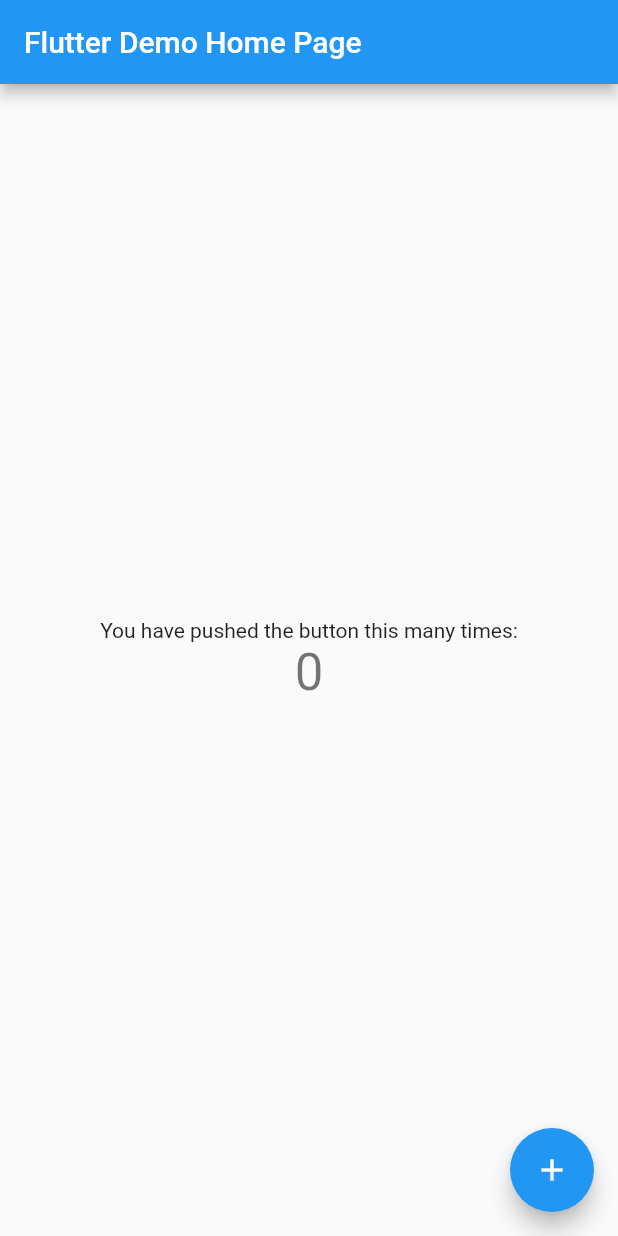
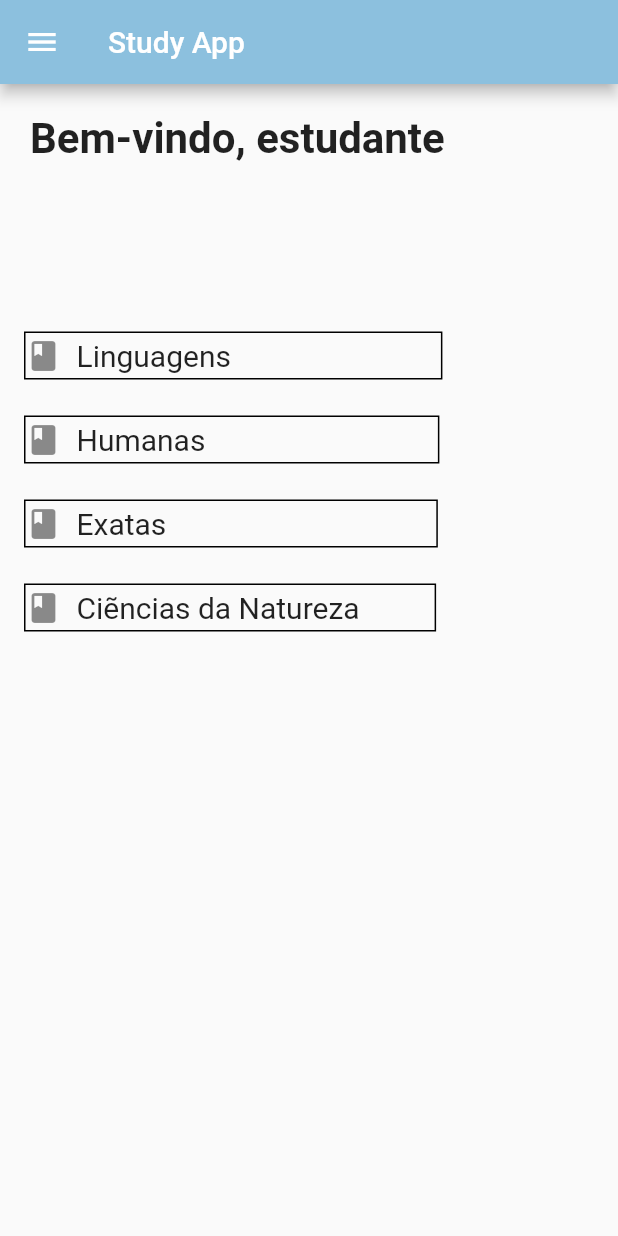
Before and after one commit to Maahrcy/study_app, a Flutter app: the screen it shows after launch, on a phone screen of 412 x 824 dp. Run offline on Flutter 3.47's test engine with Material 2 defaults, Android fonts, the light colour scheme and no system bars; missing offline and left inert: dart:html.

Commit message:
Barra lateral semi-completa, itens iniciais feitos, porém incompletos, ainda está faltando a barra de navegação, a separação dos ícones e itens e a funcionalidade de pesquisa.

```diff
--- /dev/null
+++ b/lib/home.dart
@@ -0,0 +1,211 @@
+import 'dart:html';
+
+import 'package:flutter/material.dart';
+
+class Home extends StatefulWidget {
+  const Home({Key? key}) : super(key: key);
+
+  @override
+  State<Home> createState() => _HomeState();
+}
+
+class _HomeState extends State<Home> {
+  @override
+  Widget build(BuildContext context) {
+    return Scaffold(
+      appBar: AppBar(
+        title: Text('Study App'),
+        backgroundColor: Color(0xFF8CC0DE),
+      ),
+      drawer: Drawer(
+        child: ListView(
+          children: <Widget>[
+            SizedBox(height: 50,),
+            ListTile(
+                title: Center(
+                  child: CircleAvatar(
+                    backgroundImage: NetworkImage('https://flyclipart.com/profile-icon-png-black-profile-icon-png-196391'),
+                  ),
+                ),
+            ),
+            ListTile(
+                title: Center(
+                  child: Text('Fulano de Tal'),
+                ),
+              onTap: (){
+                  Navigator.pop(context);
+              },
+            ),
+            SizedBox(height: 100,),
+            ListTile(
+              title: Center(
+                child: Text('Home'),
+              ),
+              onTap: (){
+                Navigator.pop(context);
+              },
+            ),
+            ListTile(
+              title: Center(
+                child: Text('Material'),
+              ),
+              onTap: (){
+                Navigator.pop(context);
+              },
+            ),
+            ListTile(
+              title: Center(
+                child:Text('Profile'),
+              ),
+              onTap: (){
+                Navigator.pop(context);
+              },
+            ),
+          ],
+        ),
+      ),
+      body: buildBody(),
+
+    );
+  }
+
+  buildBody() {
+    return Container(
+      child: ListView(
+        children: [
+          Column(
+            crossAxisAlignment: CrossAxisAlignment.start,
+            children: [
+              SizedBox(height: 20,),
+              Padding(
+                padding: EdgeInsets.only(left: 20),
+                child: Text('Bem-vindo, estudante', style: TextStyle(
+                  fontSize: 28,
+                  fontWeight: FontWeight.bold,
+                ),),
+              ),
+              SizedBox(height: 100,),
+              ListTile(
+                title: Row(
+                  children: [
+                    Container(
+                      decoration: const BoxDecoration(
+                        border: Border(
+                          top: BorderSide(width: 1.0, color: Colors.black),
+                          left: BorderSide(width: 1.0, color: Colors.black),
+                          right: BorderSide(width: 1.0, color: Colors.black),
+                          bottom: BorderSide(width: 1.0, color: Colors.black),
+                        ),
+                      ),
+                      child: Padding(
+                        padding: EdgeInsets.only(top: 3, bottom: 3,),
+                        child: Row(
+                          children: [
+                            Icon(Icons.book),
+                            SizedBox(width: 10,),
+                            Text('Linguagens', style: TextStyle(
+                              fontSize: 20,
+                            ),),
+                            SizedBox(width: 140,),
+                          ],
+                        ),
+                      ),
+                    ),
+                  ],
+                ),
+              ),
+              ListTile(
+                title: Row(
+                  children: [
+                    Container(
+                      decoration: const BoxDecoration(
+                        border: Border(
+                          top: BorderSide(width: 1.0, color: Colors.black),
+                          left: BorderSide(width: 1.0, color: Colors.black),
+                          right: BorderSide(width: 1.0, color: Colors.black),
+                          bottom: BorderSide(width: 1.0, color: Colors.black),
+                        ),
+                      ),
+                      child: Padding(
+                        padding: EdgeInsets.only(top: 3, bottom: 3,),
+                        child: Row(
+                          children: [
+                            Icon(Icons.book),
+                            SizedBox(width: 10,),
+                            Text('Humanas', style: TextStyle(
+                              fontSize: 20,
+                            ),),
+                            SizedBox(width: 155,),
+                          ],
+                        ),
+                      ),
+                    ),
+                  ],
+                ),
+              ),
+              ListTile(
+                title: Row(
+                  children: [
+                    Container(
+                      decoration: const BoxDecoration(
+                        border: Border(
+                          top: BorderSide(width: 1.0, color: Colors.black),
+                          left: BorderSide(width: 1.0, color: Colors.black),
+                          right: BorderSide(width: 1.0, color: Colors.black),
+                          bottom: BorderSide(width: 1.0, color: Colors.black),
+                        ),
+                      ),
+                      child: Padding(
+                        padding: EdgeInsets.only(top: 3, bottom: 3,),
+                        child: Row(
+                          children: [
+                            Icon(Icons.book),
+                            SizedBox(width: 10,),
+                            Text('Exatas', style: TextStyle(
+                              fontSize: 20,
+                            ),),
+                            SizedBox(width: 180,),
+                          ],
+                        ),
+                      ),
+                    ),
+                  ],
+                ),
+              ),
+              ListTile(
+                title: Row(
+                  children: [
+                    Container(
+                      decoration: const BoxDecoration(
+                        border: Border(
+                          top: BorderSide(width: 1.0, color: Colors.black),
+                          left: BorderSide(width: 1.0, color: Colors.black),
+                          right: BorderSide(width: 1.0, color: Colors.black),
+                          bottom: BorderSide(width: 1.0, color: Colors.black),
+                        ),
+                      ),
+                      child: Padding(
+                        padding: EdgeInsets.only(top: 3, bottom: 3,),
+                        child: Row(
+                          children: [
+                            Icon(Icons.book),
+                            SizedBox(width: 10,),
+                            Text('Ciẽncias da Natureza', style: TextStyle(
+                              fontSize: 20,
+                            ),),
+                            SizedBox(width: 50,),
+                          ],
+                        ),
+                      ),
+                    ),
+                  ],
+                ),
+              ),
+            ],
+          )
+        ],
+      ),
+    );
+  }
+
+}
--- a/lib/main.dart
+++ b/lib/main.dart
@@ -1,115 +1,10 @@
+import 'package:study_app/home.dart';
 import 'package:flutter/material.dart';
 
 void main() {
-  runApp(const MyApp());
+  runApp(
+    const MaterialApp(
+      home: Home(),
+    ),
+  );
 }
-
-class MyApp extends StatelessWidget {
-  const MyApp({Key? key}) : super(key: key);
-
-  // This widget is the root of your application.
-  @override
-  Widget build(BuildContext context) {
-    return MaterialApp(
-      title: 'Flutter Demo',
-      theme: ThemeData(
-        // This is the theme of your application.
-        //
-        // Try running your application with "flutter run". You'll see the
-        // application has a blue toolbar. Then, without quitting the app, try
-        // changing the primarySwatch below to Colors.green and then invoke
-        // "hot reload" (press "r" in the console where you ran "flutter run",
-        // or simply save your changes to "hot reload" in a Flutter IDE).
-        // Notice that the counter didn't reset back to zero; the application
-        // is not restarted.
-        primarySwatch: Colors.blue,
-      ),
-      home: const MyHomePage(title: 'Flutter Demo Home Page'),
-    );
-  }
-}
-
-class MyHomePage extends StatefulWidget {
-  const MyHomePage({Key? key, required this.title}) : super(key: key);
-
-  // This widget is the home page of your application. It is stateful, meaning
-  // that it has a State object (defined below) that contains fields that affect
-  // how it looks.
-
-  // This class is the configuration for the state. It holds the values (in this
-  // case the title) provided by the parent (in this case the App widget) and
-  // used by the build method of the State. Fields in a Widget subclass are
-  // always marked "final".
-
-  final String title;
-
-  @override
-  State<MyHomePage> createState() => _MyHomePageState();
-}
-
-class _MyHomePageState extends State<MyHomePage> {
-  int _counter = 0;
-
-  void _incrementCounter() {
-    setState(() {
-      // This call to setState tells the Flutter framework that something has
-      // changed in this State, which causes it to rerun the build method below
-      // so that the display can reflect the updated values. If we changed
-      // _counter without calling setState(), then the build method would not be
-      // called again, and so nothing would appear to happen.
-      _counter++;
-    });
-  }
-
-  @override
-  Widget build(BuildContext context) {
-    // This method is rerun every time setState is called, for instance as done
-    // by the _incrementCounter method above.
-    //
-    // The Flutter framework has been optimized to make rerunning build methods
-    // fast, so that you can just rebuild anything that needs updating rather
-    // than having to individually change instances of widgets.
-    return Scaffold(
-      appBar: AppBar(
-        // Here we take the value from the MyHomePage object that was created by
-        // the App.build method, and use it to set our appbar title.
-        title: Text(widget.title),
-      ),
-      body: Center(
-        // Center is a layout widget. It takes a single child and positions it
-        // in the middle of the parent.
-        child: Column(
-          // Column is also a layout widget. It takes a list of children and
-          // arranges them vertically. By default, it sizes itself to fit its
-          // children horizontally, and tries to be as tall as its parent.
-          //
-          // Invoke "debug painting" (press "p" in the console, choose the
-          // "Toggle Debug Paint" action from the Flutter Inspector in Android
-          // Studio, or the "Toggle Debug Paint" command in Visual Studio Code)
-          // to see the wireframe for each widget.
-          //
-          // Column has various properties to control how it sizes itself and
-          // how it positions its children. Here we use mainAxisAlignment to
-          // center the children vertically; the main axis here is the vertical
-          // axis because Columns are vertical (the cross axis would be
-          // horizontal).
-          mainAxisAlignment: MainAxisAlignment.center,
-          children: <Widget>[
-            const Text(
-              'You have pushed the button this many times:',
-            ),
-            Text(
-              '$_counter',
-              style: Theme.of(context).textTheme.headline4,
-            ),
-          ],
-        ),
-      ),
-      floatingActionButton: FloatingActionButton(
-        onPressed: _incrementCounter,
-        tooltip: 'Increment',
-        child: const Icon(Icons.add),
-      ), // This trailing comma makes auto-formatting nicer for build methods.
-    );
-  }
-}
```
